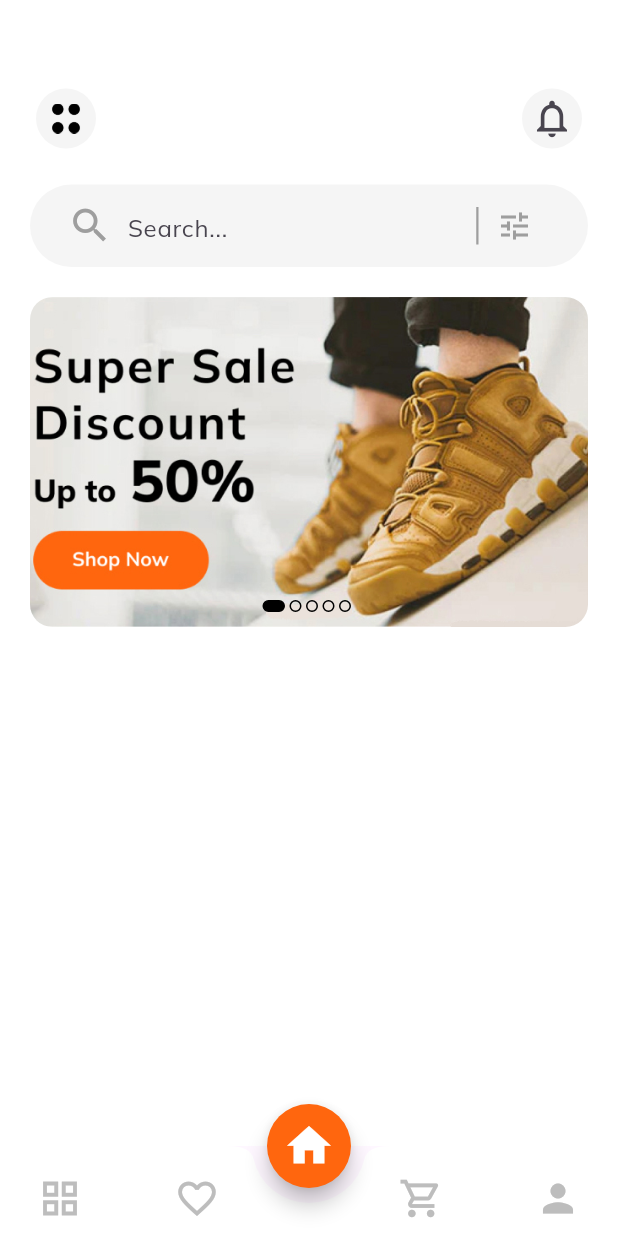
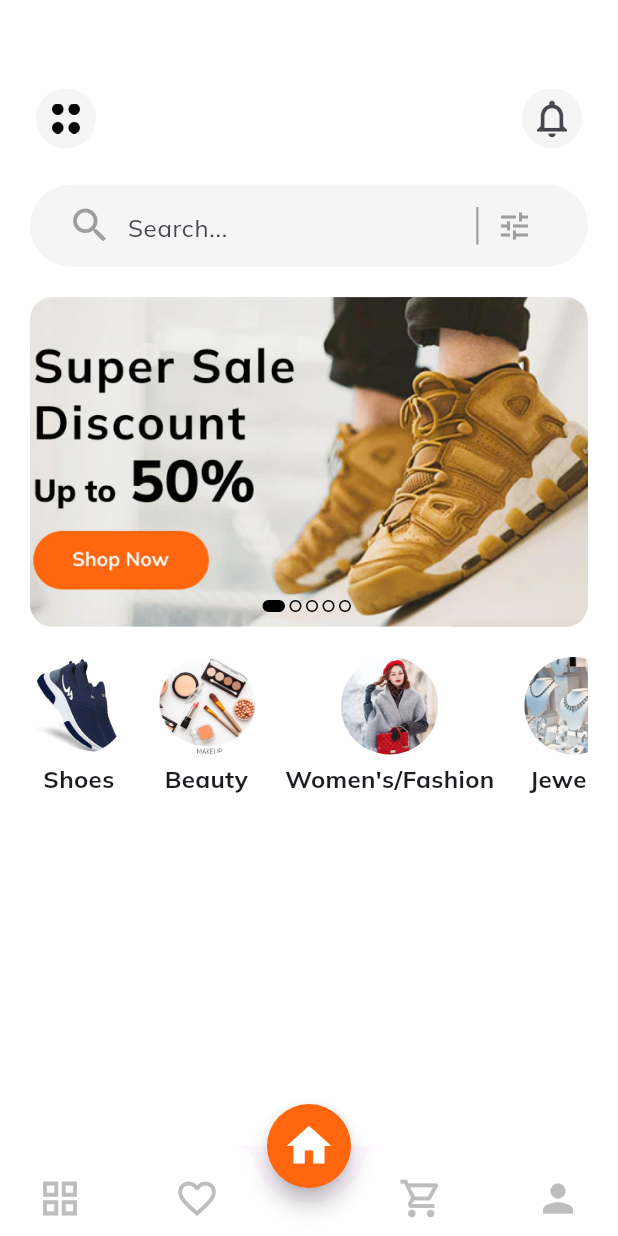
Before and after one commit to AdibRasel/E-commerce_App, a Flutter app: the screen it shows after launch, on a phone screen of 412 x 824 dp. Run offline on Flutter 3.47's test engine with Material 3 defaults, Android fonts, the phone set to English and light mode, and no system bars; our stand-ins replace google_fonts.

Commit message:
Category Selection Complete
Category Selection Complete

```diff
--- a/lib/main.dart
+++ b/lib/main.dart
@@ -22,3 +22,4 @@ class MyApp extends StatelessWidget {
 
 // video link : https://www.youtube.com/watch?v=UHUSqJDKe-Q&t=242s
 // work compleate : 10:25
+// work compleate : 30:40
--- /dev/null
+++ b/lib/models/category.dart
@@ -0,0 +1,28 @@
+class Category{
+  final String title;
+  final String image;
+
+  Category({
+    required this.title,
+    required this.image,
+  });
+}
+
+final List <Category> categories = [
+  Category(
+    title: "Shoes",
+    image: "images/shoes.png"
+  ),
+  Category(
+    title: "Beauty",
+    image: "images/beauty.png"
+  ),
+  Category(
+    title: "Women's/Fashion",
+    image: "images/image1.png"
+  ),
+  Category(
+    title: "Jewelry",
+    image: "images/jewelry.png"
+  ),
+];
--- /dev/null
+++ b/lib/screens/Home/Widget/category.dart
@@ -0,0 +1,42 @@
+import 'package:ecommerce/models/category.dart';
+import 'package:flutter/material.dart';
+
+class Categories extends StatelessWidget {
+  const Categories({super.key});
+
+  @override
+  Widget build(BuildContext context) {
+    return SizedBox(
+      height: 130,
+      child: ListView.separated(
+        scrollDirection: Axis.horizontal,
+        itemCount: categories.length,
+        itemBuilder: (context, index){
+          return Column(
+            children: [
+              Container(
+                height: 65,
+                width: 65,
+                decoration: BoxDecoration(
+                  shape: BoxShape.circle,
+                  image: DecorationImage(
+                    image: AssetImage(categories[index].image), fit: BoxFit.cover
+                  )
+                ),
+              ),
+              const SizedBox(height: 5),
+              Text(
+                categories[index].title,
+                style: const TextStyle(
+                  fontSize: 16,
+                  fontWeight: FontWeight.bold,
+                ),
+              )
+            ],
+          );
+        },
+        separatorBuilder: (context, index) => const SizedBox(width: 20,),
+      ),
+    );
+  }
+}
--- a/lib/screens/Home/home_screen.dart
+++ b/lib/screens/Home/home_screen.dart
@@ -1,3 +1,4 @@
+import 'package:ecommerce/screens/Home/Widget/category.dart';
 import 'package:ecommerce/screens/Home/Widget/home_app_bar.dart';
 import 'package:ecommerce/screens/Home/Widget/image_slider.dart';
 import 'package:ecommerce/screens/Home/Widget/search_bar.dart';
@@ -44,7 +45,15 @@ class _HomeScreenState extends State<HomeScreen> {
                 setState(() {
                   currentSlider = value;
                 });
-              })
+              }),
+
+
+              const SizedBox(height: 20),
+
+
+
+              // for Category Selection
+              const Categories(),
 
 
 
```
